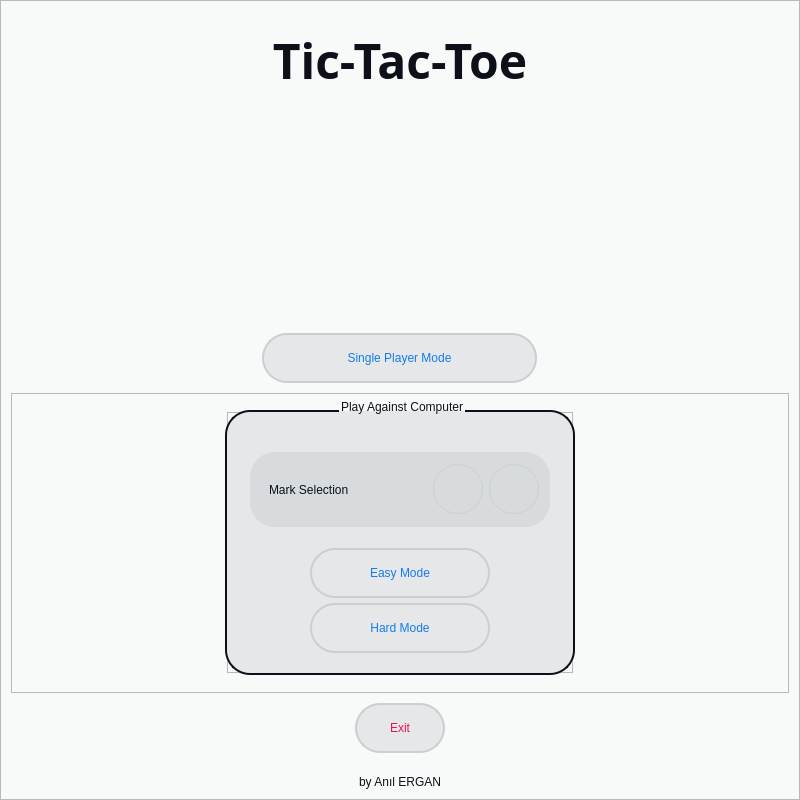
Old version of the form tic-tac-toe-dp/gui/xox.ui in the repository anilergan/MTM4000-Dynamic-Programming-Tic-Tac-Toe.
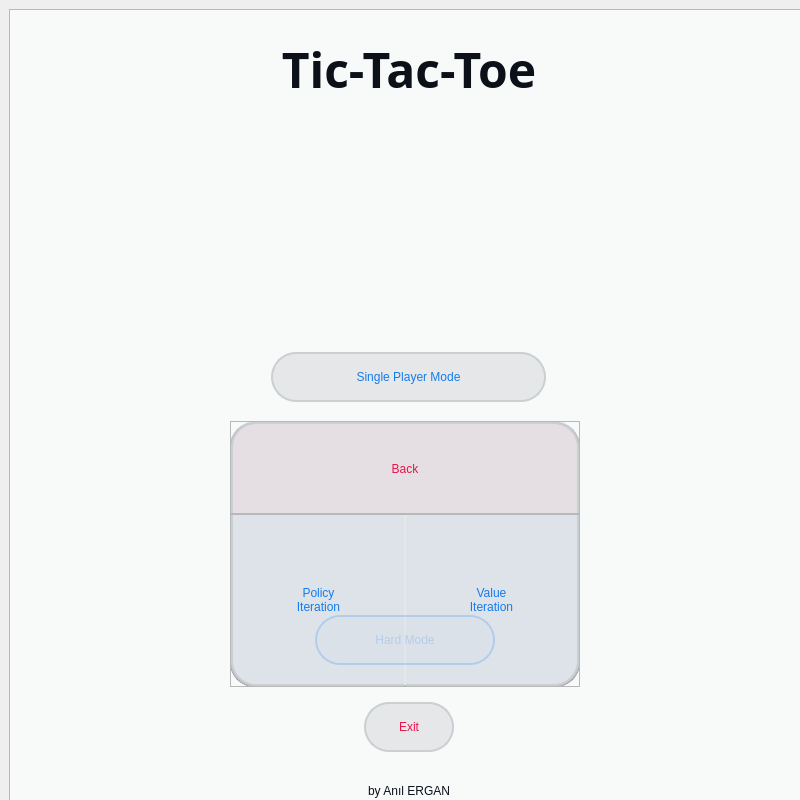
New version of the form. The open tabs and pages were chosen to show the change. Icons and pictures are not drawn.

Commit message: Policy Iteration and Value Iteration can be choosen by user right now. No bug detected.

Patch:
```diff
--- a/tic-tac-toe-dp/gui/xox.ui
+++ b/tic-tac-toe-dp/gui/xox.ui
@@ -60,21 +60,6 @@
 }</string>
    </property>
    <layout class="QVBoxLayout" name="verticalLayout">
-    <property name="spacing">
-     <number>0</number>
-    </property>
-    <property name="leftMargin">
-     <number>0</number>
-    </property>
-    <property name="topMargin">
-     <number>0</number>
-    </property>
-    <property name="rightMargin">
-     <number>0</number>
-    </property>
-    <property name="bottomMargin">
-     <number>0</number>
-    </property>
     <item>
      <widget class="QStackedWidget" name="stackedwidget_content">
       <property name="sizePolicy">
@@ -294,60 +279,28 @@
          </widget>
         </item>
         <item>
-         <widget class="QFrame" name="frame_play_against_computer">
+         <widget class="QStackedWidget" name="stackedwidget_pac">
           <property name="minimumSize">
            <size>
             <width>0</width>
-            <height>300</height>
+            <height>280</height>
            </size>
           </property>
           <property name="maximumSize">
            <size>
             <width>16777215</width>
-            <height>300</height>
+            <height>280</height>
            </size>
           </property>
-          <property name="styleSheet">
-           <string notr="true">#button_PI {
-border-top-left-radius:0px;
-border-bottom-left-radius: 0px;
-
-}
-
-#button_VI {
-border-top-right-radius:0px;
-border-bottom-right-radius: 0px;
-
-}
-
-#button_PI, #button_VI {
-margin: 10,0,0,0;
-border:none;
-background-color:  qradialgradient(spread:pad, cx:0.5, cy:0.5, radius:0.5, fx:0.5, fy:0.5, 
-stop:0 rgba(20,124,236,28) 
-stop:1 rgba(20,124,236,8))
-
-}
-
-
-#button_PI::hover, #button_VI::hover {
-background-color:  qradialgradient(spread:pad, cx:0.5, cy:0.5, radius:0.5, fx:0.5, fy:0.5, 
-stop:0 rgba(20,124,236,58) 
-stop:1 rgba(20,124,236,28))
-
-}</string>
+          <property name="currentIndex">
+           <number>0</number>
           </property>
-          <property name="frameShape">
-           <enum>QFrame::StyledPanel</enum>
-          </property>
-          <property name="frameShadow">
-           <enum>QFrame::Raised</enum>
-          </property>
+          <widget class="QWidget" name="page_pac1">
           <widget class="QGroupBox" name="groupBox">
            <property name="geometry">
             <rect>
-             <x>214</x>
-             <y>7</y>
+              <x>210</x>
+              <y>0</y>
              <width>350</width>
              <height>275</height>
             </rect>
@@ -616,16 +569,18 @@
             </item>
            </layout>
           </widget>
+          </widget>
+          <widget class="QWidget" name="page_pac2">
           <widget class="QFrame" name="frame_hard_mode_sections">
            <property name="enabled">
             <bool>true</bool>
            </property>
            <property name="geometry">
             <rect>
-             <x>216</x>
-             <y>19</y>
-             <width>346</width>
-             <height>261</height>
+              <x>210</x>
+              <y>9</y>
+              <width>350</width>
+              <height>266</height>
             </rect>
            </property>
            <property name="sizePolicy">
@@ -636,16 +591,19 @@
            </property>
            <property name="minimumSize">
             <size>
-             <width>346</width>
-             <height>261</height>
+              <width>350</width>
+              <height>266</height>
             </size>
            </property>
            <property name="maximumSize">
             <size>
-             <width>346</width>
-             <height>261</height>
-            </size>
-           </property>
+              <width>350</width>
+              <height>266</height>
+             </size>
+            </property>
+            <property name="cursor">
+             <cursorShape>PointingHandCursor</cursorShape>
+            </property>
            <property name="toolTipDuration">
             <number>-1</number>
            </property>
@@ -659,36 +617,49 @@
 QPushButton{
 color: rgb(20,124,236);
 font: 700 20pt &quot;Arial&quot;;
-border:none;
 background-color: rgba(20,124,236, 10);
-}
+border: 2px solid rgb(202, 207, 210);
 
-QPushButton::hover{
-background-color: rgba(20,124,236, 50);
 }
 
+
+
 #button_hms_back{
 color: rgb(233,20,76);
 background-color: rgba(233,20,76,10);
 border-bottom-left-radius: 0px;
 border-bottom-right-radius: 0px;
+border-bottom: none;
 }
 
-#button_hms_back::hover{
-background-color: rgba(233,20,76,50);
-}
+
 
 #button_hms_PI{
 border-top-left-radius: 0px;
 border-top-right-radius: 0px;
 border-bottom-right-radius: 0px;
+border-top: none;
+border-right: none;
 }
 
 #button_hms_VI{
 border-top-left-radius: 0px;
 border-top-right-radius: 0px;
 border-bottom-left-radius: 0px;
-}</string>
+border-top: none;
+border-left: none;
+}
+
+QPushButton::hover{
+background-color: rgba(20,124,236, 50);
+border:2px solid rgb(20,124,236);
+}
+
+#button_hms_back::hover{
+background-color: rgba(233,20,76,50);
+border: 2px solid rgb(233,20,76);
+}
+</string>
            </property>
            <property name="frameShape">
             <enum>QFrame::StyledPanel</enum>
@@ -753,6 +724,9 @@
                    <verstretch>0</verstretch>
                   </sizepolicy>
                  </property>
+                  <property name="cursor">
+                   <cursorShape>PointingHandCursor</cursorShape>
+                  </property>
                  <property name="styleSheet">
                   <string notr="true"/>
                  </property>
@@ -796,6 +770,9 @@
                    <verstretch>0</verstretch>
                   </sizepolicy>
                  </property>
+                  <property name="cursor">
+                   <cursorShape>PointingHandCursor</cursorShape>
+                  </property>
                  <property name="text">
                   <string>Policy
 Iteration</string>
@@ -810,6 +787,9 @@
                    <verstretch>0</verstretch>
                   </sizepolicy>
                  </property>
+                  <property name="cursor">
+                   <cursorShape>PointingHandCursor</cursorShape>
+                  </property>
                  <property name="text">
                   <string>Value
 Iteration</string>
@@ -821,8 +801,100 @@
             </item>
            </layout>
           </widget>
+           <widget class="QGroupBox" name="groupBox_2">
+            <property name="geometry">
+             <rect>
+              <x>210</x>
+              <y>0</y>
+              <width>350</width>
+              <height>275</height>
+             </rect>
+            </property>
+            <property name="minimumSize">
+             <size>
+              <width>350</width>
+              <height>275</height>
+             </size>
+            </property>
+            <property name="maximumSize">
+             <size>
+              <width>350</width>
+              <height>275</height>
+             </size>
+            </property>
+            <property name="styleSheet">
+             <string notr="true"/>
+            </property>
+            <property name="title">
+             <string/>
+            </property>
+            <layout class="QVBoxLayout" name="verticalLayout_7">
+             <property name="spacing">
+              <number>5</number>
+             </property>
+             <property name="leftMargin">
+              <number>0</number>
+             </property>
+             <property name="topMargin">
+              <number>40</number>
+             </property>
+             <property name="rightMargin">
+              <number>0</number>
+             </property>
+             <property name="bottomMargin">
+              <number>20</number>
+             </property>
+             <item>
+              <spacer name="verticalSpacer_3">
+               <property name="orientation">
+                <enum>Qt::Vertical</enum>
+               </property>
+               <property name="sizeHint" stdset="0">
+                <size>
+                 <width>20</width>
+                 <height>40</height>
+                </size>
+               </property>
+              </spacer>
+             </item>
+             <item alignment="Qt::AlignHCenter">
+              <widget class="QPushButton" name="button_hard_mode_2">
+               <property name="enabled">
+                <bool>false</bool>
+               </property>
+               <property name="minimumSize">
+                <size>
+                 <width>180</width>
+                 <height>50</height>
+                </size>
+               </property>
+               <property name="maximumSize">
+                <size>
+                 <width>180</width>
+                 <height>50</height>
+                </size>
+               </property>
+               <property name="cursor">
+                <cursorShape>PointingHandCursor</cursorShape>
+               </property>
+               <property name="layoutDirection">
+                <enum>Qt::LeftToRight</enum>
+               </property>
+               <property name="styleSheet">
+                <string notr="true">color: rgb(20,124,236);
+border: 2px solid rgb(20,124,236);
+background-color: rgba(20,124,236, 20);</string>
+               </property>
+               <property name="text">
+                <string>Hard Mode</string>
+               </property>
+              </widget>
+             </item>
+            </layout>
+           </widget>
+           <zorder>groupBox_2</zorder>
           <zorder>frame_hard_mode_sections</zorder>
-          <zorder>groupBox</zorder>
+          </widget>
          </widget>
         </item>
         <item alignment="Qt::AlignHCenter|Qt::AlignTop">
```
Lines whose indentation alone changed are shown as unchanged. The commit also changes 3 other files.
